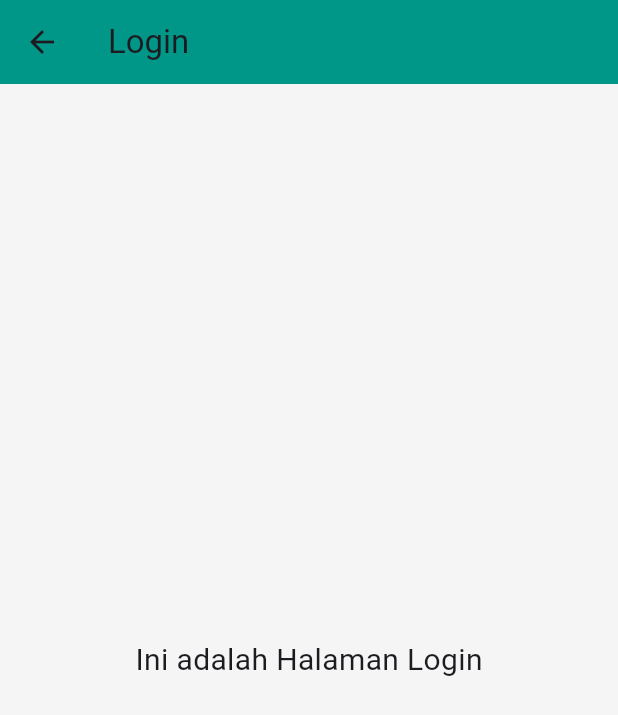
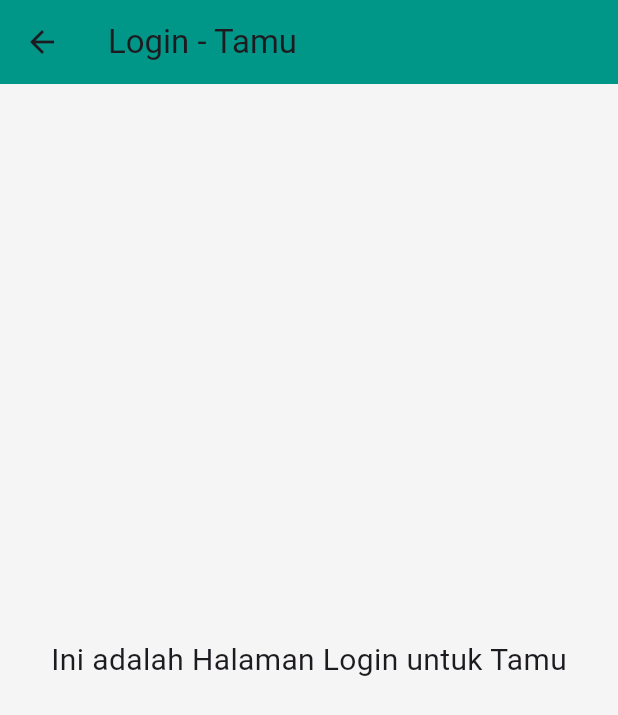
Before and after one commit to Meph1sto14/Android_E-Learning, a Flutter app: the LoginScreen screen opened by its route, on a phone screen of 412 x 824 dp. Shown: the top 715 px of the screen. Run offline on Flutter 3.47's test engine with Material 3 defaults, Android fonts, the phone set to English and light mode, and no system bars; Roboto replaces fonts that are missing (Poppins).

Commit message:
lanjut progress halaman login dan register

```diff
--- a/project_lms/lib/login_screen.dart
+++ b/project_lms/lib/login_screen.dart
@@ -5,15 +5,22 @@ class LoginScreen extends StatelessWidget {
 
   @override
   Widget build(BuildContext context) {
+    final String? roleArgument =
+        ModalRoute.of(context)!.settings.arguments as String?;
+
+    final String role = roleArgument ?? 'Tamu';
+
+    final String displayRole = role[0].toUpperCase() + role.substring(1);
+
     return Scaffold(
       appBar: AppBar(
-        title: const Text('Login'),
+        title: Text('Login - $displayRole'),
         backgroundColor: Colors.teal,
       ),
-      body: const Center(
+      body: Center(
         child: Text(
-          'Ini adalah Halaman Login',
-          style: TextStyle(fontSize: 20),
+          'Ini adalah Halaman Login untuk $displayRole',
+          style: const TextStyle(fontSize: 20),
         ),
       ),
     );
```
Also changed, not shown: project_lms/lib/home_screen.dart (+31 -6 lines).
